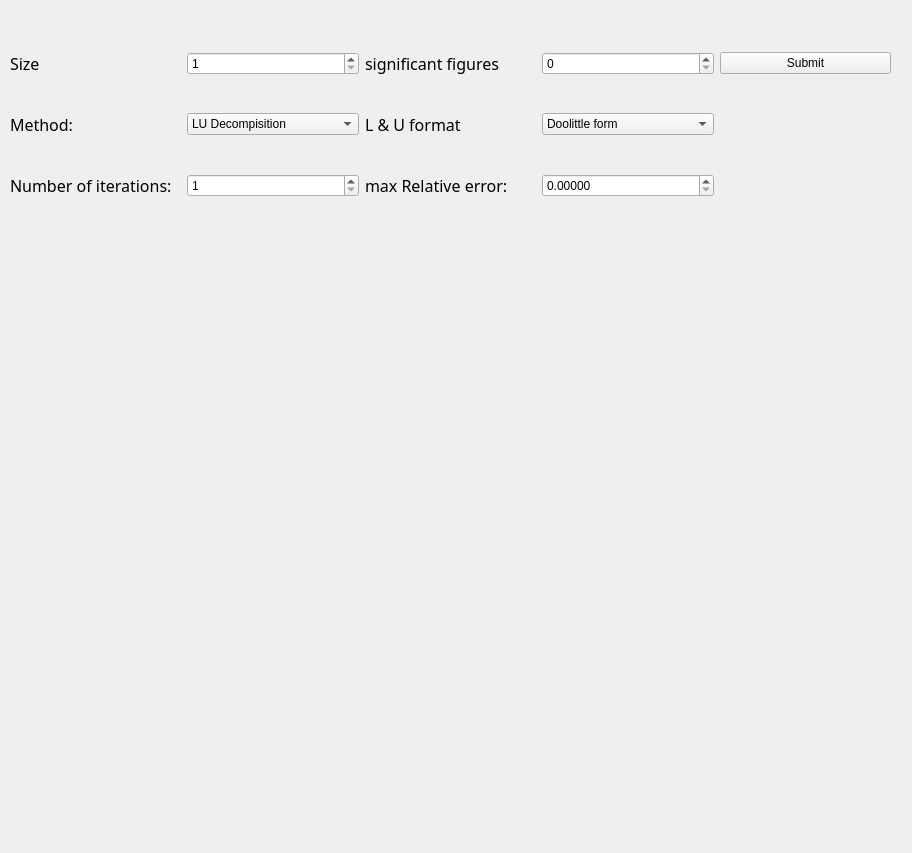
Ziad-Sallam/MatrixSolver, file gui.ui: the form before one commit.
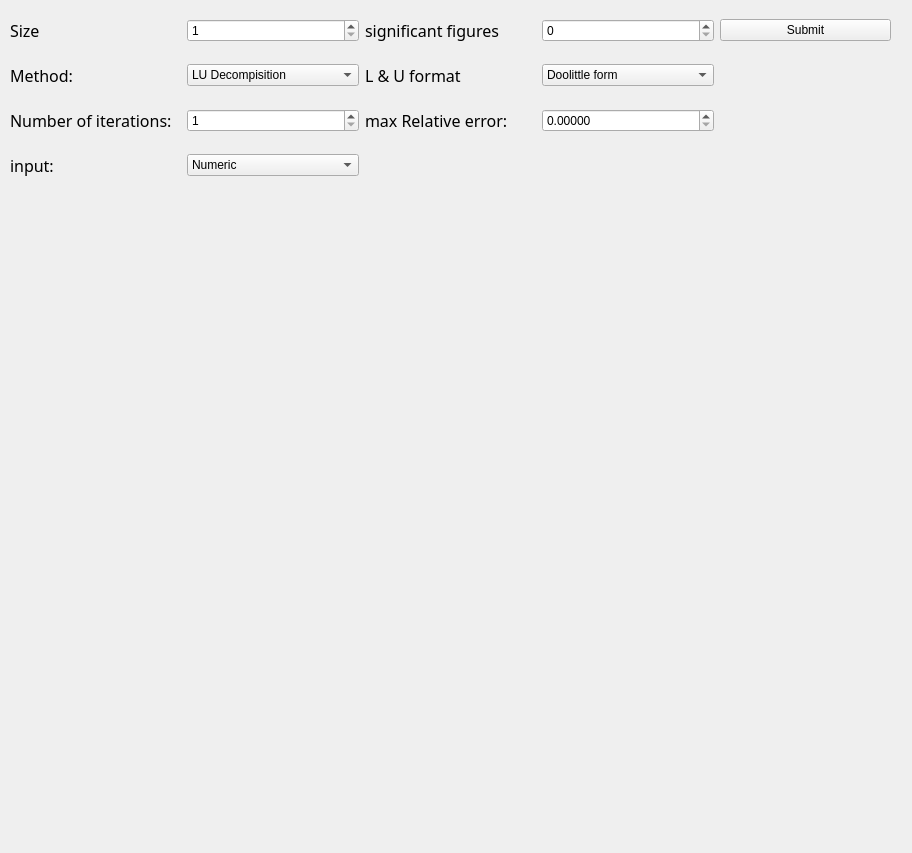
The form after the commit.

Commit message: error handling

What changed in the file:
```diff
--- a/gui.ui
+++ b/gui.ui
@@ -17,12 +17,12 @@
    <property name="geometry">
     <rect>
      <x>10</x>
-     <y>20</y>
+     <y>3</y>
      <width>881</width>
-     <height>211</height>
+     <height>191</height>
     </rect>
    </property>
-   <layout class="QGridLayout" name="configGrid" rowstretch="0,0,0" columnstretch="0,0,0,0,0">
+   <layout class="QGridLayout" name="configGrid" rowstretch="0,0,0,0" columnstretch="0,0,0,0,0,0">
     <property name="sizeConstraint">
      <enum>QLayout::SetNoConstraint</enum>
     </property>
@@ -32,43 +32,8 @@
     <property name="rightMargin">
      <number>0</number>
     </property>
-    <item row="0" column="1">
-     <widget class="QSpinBox" name="Size">
-      <property name="enabled">
-       <bool>true</bool>
-      </property>
-      <property name="frame">
-       <bool>true</bool>
-      </property>
-      <property name="keyboardTracking">
-       <bool>true</bool>
-      </property>
-      <property name="showGroupSeparator" stdset="0">
-       <bool>false</bool>
-      </property>
-      <property name="prefix">
-       <string notr="true"/>
-      </property>
-      <property name="minimum">
-       <number>1</number>
-      </property>
-      <property name="maximum">
-       <number>1000</number>
-      </property>
-     </widget>
-    </item>
-    <item row="0" column="2">
-     <widget class="QLabel" name="Scaling">
-      <property name="font">
-       <font>
-        <family>MV Boli</family>
-        <pointsize>12</pointsize>
-       </font>
-      </property>
-      <property name="text">
-       <string>significant figures</string>
-      </property>
-     </widget>
+    <item row="0" column="3">
+     <widget class="QSpinBox" name="significantFig"/>
     </item>
     <item row="2" column="1">
      <widget class="QSpinBox" name="numberOfIterations">
@@ -95,6 +60,108 @@
       </property>
      </widget>
     </item>
+    <item row="2" column="0">
+     <widget class="QLabel" name="numberOfIterationsLabel">
+      <property name="font">
+       <font>
+        <family>MV Boli</family>
+        <pointsize>12</pointsize>
+       </font>
+      </property>
+      <property name="layoutDirection">
+       <enum>Qt::RightToLeft</enum>
+      </property>
+      <property name="text">
+       <string>Number of iterations:</string>
+      </property>
+     </widget>
+    </item>
+    <item row="0" column="1">
+     <widget class="QSpinBox" name="Size">
+      <property name="enabled">
+       <bool>true</bool>
+      </property>
+      <property name="frame">
+       <bool>true</bool>
+      </property>
+      <property name="keyboardTracking">
+       <bool>true</bool>
+      </property>
+      <property name="showGroupSeparator" stdset="0">
+       <bool>false</bool>
+      </property>
+      <property name="prefix">
+       <string notr="true"/>
+      </property>
+      <property name="minimum">
+       <number>1</number>
+      </property>
+      <property name="maximum">
+       <number>1000</number>
+      </property>
+     </widget>
+    </item>
+    <item row="1" column="2">
+     <widget class="QLabel" name="formatLabel">
+      <property name="font">
+       <font>
+        <family>MV Boli</family>
+        <pointsize>12</pointsize>
+       </font>
+      </property>
+      <property name="text">
+       <string>L &amp; U format</string>
+      </property>
+     </widget>
+    </item>
+    <item row="2" column="2">
+     <widget class="QLabel" name="errorLabel">
+      <property name="font">
+       <font>
+        <family>MV Boli</family>
+        <pointsize>12</pointsize>
+       </font>
+      </property>
+      <property name="text">
+       <string>max Relative error:</string>
+      </property>
+     </widget>
+    </item>
+    <item row="1" column="0">
+     <widget class="QLabel" name="methodLabel">
+      <property name="font">
+       <font>
+        <family>MV Boli</family>
+        <pointsize>12</pointsize>
+       </font>
+      </property>
+      <property name="layoutDirection">
+       <enum>Qt::RightToLeft</enum>
+      </property>
+      <property name="text">
+       <string>Method: </string>
+      </property>
+     </widget>
+    </item>
+    <item row="1" column="3">
+     <widget class="QComboBox" name="formatBox">
+      <item>
+       <property name="text">
+        <string>Doolittle form</string>
+       </property>
+      </item>
+      <item>
+       <property name="text">
+        <string>Crout form</string>
+       </property>
+      </item>
+      <item>
+       <property name="text">
+        <string>Cholesky form</string>
+       </property>
+      </item>
+     </widget>
+    </item>
     <item row="2" column="3">
      <widget class="QDoubleSpinBox" name="error">
       <property name="decimals">
@@ -131,23 +198,24 @@
       </item>
      </widget>
     </item>
-    <item row="1" column="3">
-     <widget class="QComboBox" name="formatBox">
-      <item>
-       <property name="text">
-        <string>Doolittle form</string>
-       </property>
-      </item>
-      <item>
-       <property name="text">
-        <string>Crout form</string>
-       </property>
-      </item>
-      <item>
-       <property name="text">
-        <string>Cholesky form</string>
-       </property>
-      </item>
+    <item row="0" column="2">
+     <widget class="QLabel" name="Scaling">
+      <property name="font">
+       <font>
+        <family>MV Boli</family>
+        <pointsize>12</pointsize>
+       </font>
+      </property>
+      <property name="text">
+       <string>significant figures</string>
+      </property>
+     </widget>
+    </item>
+    <item row="0" column="4">
+     <widget class="QPushButton" name="Sbmit">
+      <property name="text">
+       <string>Submit</string>
+      </property>
      </widget>
     </item>
     <item row="0" column="0">
@@ -170,8 +238,8 @@
       </property>
      </widget>
     </item>
-    <item row="1" column="0">
-     <widget class="QLabel" name="methodLabel">
+    <item row="3" column="0">
+     <widget class="QLabel" name="numberOfIterationsLabel_2">
       <property name="font">
        <font>
         <family>MV Boli</family>
@@ -182,60 +250,22 @@
        <enum>Qt::RightToLeft</enum>
       </property>
       <property name="text">
-       <string>Method: </string>
+       <string>input:</string>
       </property>
      </widget>
     </item>
-    <item row="1" column="2">
-     <widget class="QLabel" name="formatLabel">
-      <property name="font">
-       <font>
-        <family>MV Boli</family>
-        <pointsize>12</pointsize>
-       </font>
-      </property>
-      <property name="text">
-       <string>L &amp; U format</string>
-      </property>
-     </widget>
-    </item>
-    <item row="2" column="0">
-     <widget class="QLabel" name="numberOfIterationsLabel">
-      <property name="font">
-       <font>
-        <family>MV Boli</family>
-        <pointsize>12</pointsize>
-       </font>
-      </property>
-      <property name="layoutDirection">
-       <enum>Qt::RightToLeft</enum>
-      </property>
-      <property name="text">
-       <string>Number of iterations:</string>
-      </property>
-     </widget>
-    </item>
-    <item row="2" column="2">
-     <widget class="QLabel" name="errorLabel">
-      <property name="font">
-       <font>
-        <family>MV Boli</family>
-        <pointsize>12</pointsize>
-       </font>
-      </property>
-      <property name="text">
-       <string>max Relative error:</string>
-      </property>
-     </widget>
-    </item>
-    <item row="0" column="3">
-     <widget class="QSpinBox" name="significantFig"/>
-    </item>
-    <item row="0" column="4">
-     <widget class="QPushButton" name="Sbmit">
-      <property name="text">
-       <string>Submit</string>
-      </property>
+    <item row="3" column="1">
+     <widget class="QComboBox" name="comboBox">
+      <item>
+       <property name="text">
+        <string>Numeric</string>
+       </property>
+      </item>
+      <item>
+       <property name="text">
+        <string>Charcters</string>
+       </property>
+      </item>
      </widget>
     </item>
    </layout>
```
The commit also changes 13 other files.
